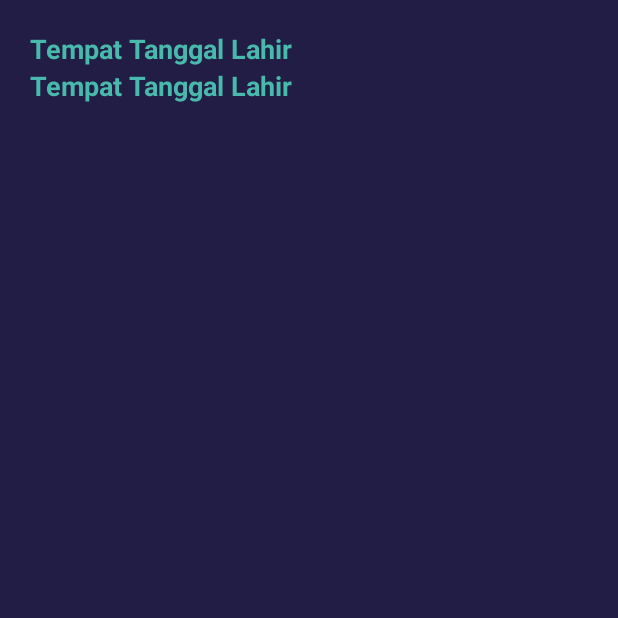
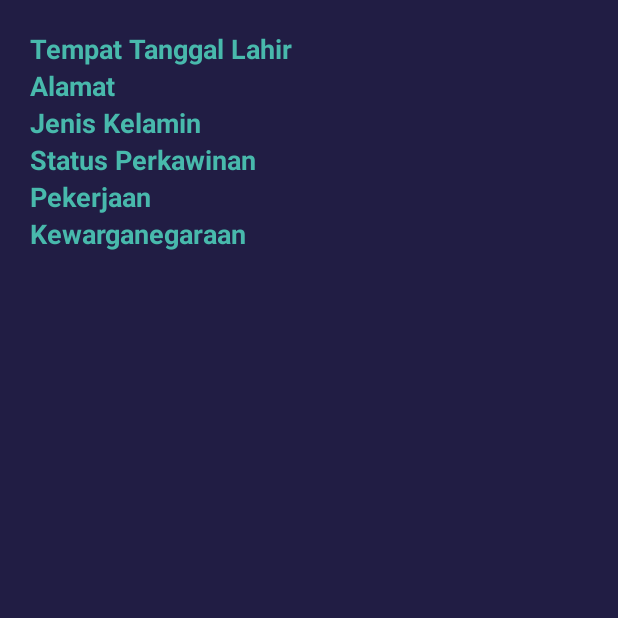
Before and after one commit to merilianacandra/Topsus_XML, an Android app: the fragment FragmentRiwayat shown on its own in the app's theme, on a phone screen of 412 x 824 dp, the top half of it. Run offline under Robolectric (Android 15) with nearby library versions, the phone set to English and light mode, and no system bars.

Commit message:
COMMIT 3

```diff
--- a/app/build.gradle
+++ b/app/build.gradle
@@ -1,11 +1,11 @@
 apply plugin: 'com.android.application'
 
 android {
-    compileSdkVersion 27
+    compileSdkVersion 21
     defaultConfig {
         applicationId "www.myandroidcode.verifiaction"
         minSdkVersion 15
-        targetSdkVersion 27
+        targetSdkVersion 21
         versionCode 1
         versionName "1.0"
         testInstrumentationRunner "android.support.test.runner.AndroidJUnitRunner"
@@ -20,12 +20,12 @@ android {
 
 dependencies {
     implementation fileTree(dir: 'libs', include: ['*.jar'])
-    implementation 'com.android.support:appcompat-v7:27.1.1'
-    implementation 'com.android.support:design:27.1.1'
+    implementation 'com.android.support:appcompat-v7:21.1.1'
+    implementation 'com.android.support:design:21.1.1'
     implementation 'com.android.support.constraint:constraint-layout:1.1.3'
     testImplementation 'junit:junit:4.12'
     androidTestImplementation 'com.android.support.test:runner:1.0.2'
     androidTestImplementation 'com.android.support.test.espresso:espresso-core:3.0.2'
     implementation 'de.hdodenhof:circleimageview:2.2.0'
-    implementation 'com.android.support:cardview-v7:27.1.1'
+    implementation 'com.android.support:cardview-v7:21.+'
 }
--- a/app/src/main/res/layout/detail_fragment.xml
+++ b/app/src/main/res/layout/detail_fragment.xml
@@ -21,12 +21,42 @@
             android:textSize="8pt"
             android:textStyle="bold" />
 
-
+        <TextView
+            android:layout_width="match_parent"
+            android:layout_height="wrap_content"
+            android:text="Alamat"
+            android:textColor="@color/tosca"
+            android:textSize="8pt"
+            android:textStyle="bold" />
 
         <TextView
             android:layout_width="match_parent"
             android:layout_height="wrap_content"
-            android:text="Tempat Tanggal Lahir"
+            android:text="Jenis Kelamin"
+            android:textColor="@color/tosca"
+            android:textSize="8pt"
+            android:textStyle="bold" />
+
+        <TextView
+            android:layout_width="match_parent"
+            android:layout_height="wrap_content"
+            android:text="Status Perkawinan"
+            android:textColor="@color/tosca"
+            android:textSize="8pt"
+            android:textStyle="bold" />
+
+        <TextView
+            android:layout_width="match_parent"
+            android:layout_height="wrap_content"
+            android:text="Pekerjaan"
+            android:textColor="@color/tosca"
+            android:textSize="8pt"
+            android:textStyle="bold" />
+
+        <TextView
+            android:layout_width="match_parent"
+            android:layout_height="wrap_content"
+            android:text="Kewarganegaraan"
             android:textColor="@color/tosca"
             android:textSize="8pt"
             android:textStyle="bold" />
```
